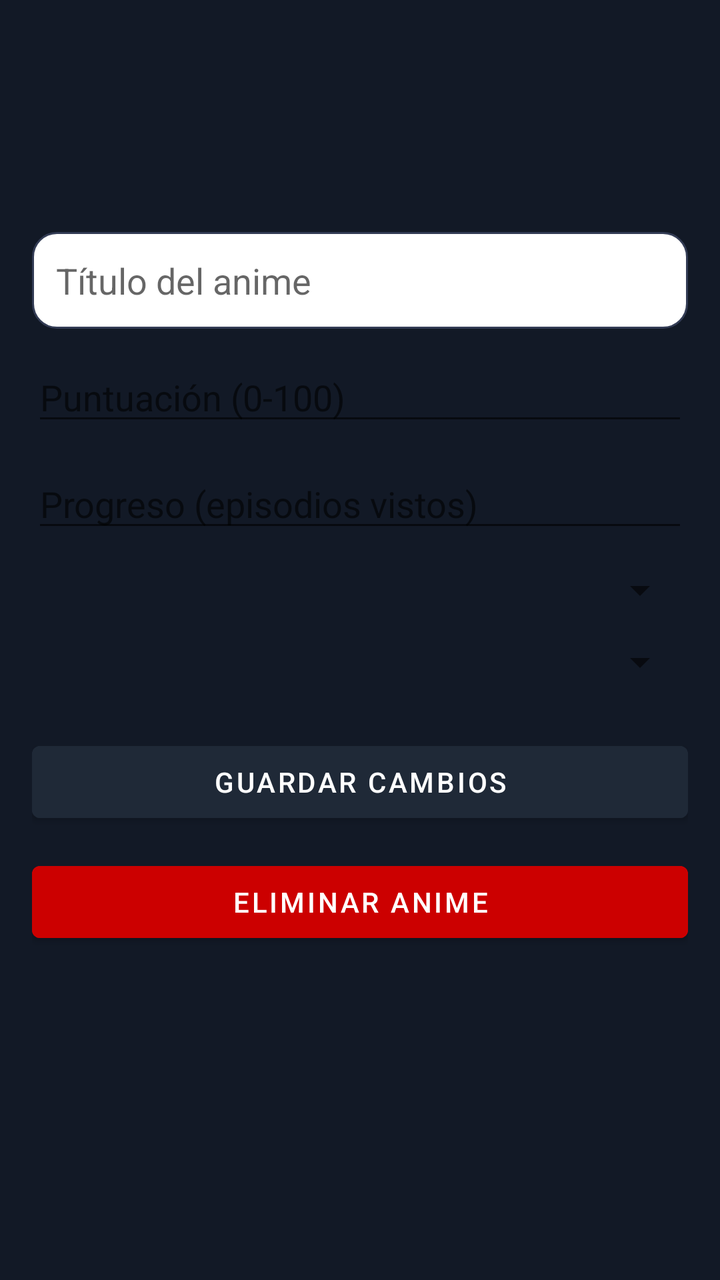
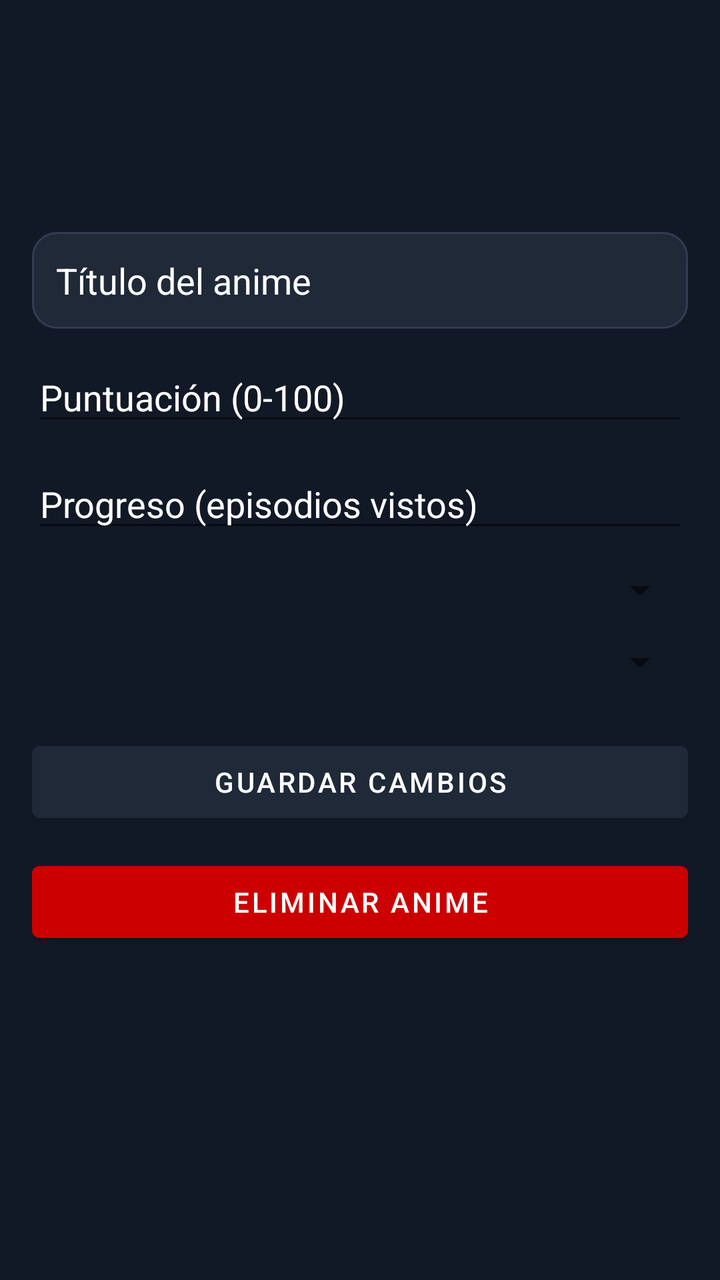

Two renders of the same Android screen: before a commit and after it. Below are the layout's source before the change and the commit's diff.
<!-- AndroidManifest.xml: application theme Theme.YomiTrack -->
<!-- res/layout/fragment_edit_anime.xml -->
<?xml version="1.0" encoding="utf-8"?>
<ScrollView xmlns:android="http://schemas.android.com/apk/res/android"
    android:layout_width="match_parent"
    android:layout_height="match_parent"
    android:fillViewport="true"
    android:paddingTop="100dp"
    android:paddingBottom="80dp">

    <LinearLayout
        android:layout_width="match_parent"
        android:layout_height="wrap_content"
        android:orientation="vertical"
        android:padding="16dp">

        <EditText
            android:id="@+id/editTextAnimeTitle"
            android:layout_width="match_parent"
            android:layout_height="wrap_content"
            android:background="@drawable/edit_text_background"
            android:hint="Título del anime"
            android:inputType="text"
            android:padding="12dp" />

        <EditText
            android:id="@+id/editTextScore"
            android:layout_width="match_parent"
            android:layout_height="wrap_content"
            android:layout_marginTop="12dp"
            android:hint="Puntuación (0-100)"
            android:inputType="number" />

        <EditText
            android:id="@+id/editTextProgress"
            android:layout_width="match_parent"
            android:layout_height="wrap_content"
            android:layout_marginTop="12dp"
            android:hint="Progreso (episodios vistos)"
            android:inputType="number" />

        <Spinner
            android:id="@+id/spinnerStatus"
            android:layout_width="match_parent"
            android:layout_height="wrap_content"
            android:layout_marginTop="12dp"
            android:padding="8dp" />

        <Spinner
            android:id="@+id/spinnerType"
            android:layout_width="match_parent"
            android:layout_height="wrap_content"
            android:layout_marginTop="12dp"
            android:padding="8dp" />

        <Button
            android:id="@+id/buttonSaveAnime"
            android:layout_width="match_parent"
            android:layout_height="wrap_content"
            android:layout_marginTop="24dp"
            android:backgroundTint="@color/primary"
            android:text="Guardar cambios"
            android:textColor="@android:color/white" />

        <Button
            android:id="@+id/buttonDeleteAnime"
            android:layout_width="match_parent"
            android:layout_height="wrap_content"
            android:layout_marginTop="12dp"
            android:backgroundTint="@android:color/holo_red_dark"
            android:text="Eliminar anime"
            android:textColor="@android:color/white" />
    </LinearLayout>
</ScrollView>
<!-- resources referenced by this layout -->
<resources>
  <color name="primary">#1F2937</color>
  <!-- drawable edit_text_background (drawable) -->
  <?xml version="1.0" encoding="utf-8"?>
  <shape xmlns:android="http://schemas.android.com/apk/res/android"
      android:shape="rectangle">
  
      <solid android:color="@color/textPrimary" /> 
  
      <corners android:radius="12dp" /> 
  
      <padding
          android:left="12dp"
          android:top="8dp"
          android:right="12dp"
          android:bottom="8dp" />
  
      <stroke
          android:width="1dp"
          android:color="#333C55" /> 
  </shape>
  <style name="Theme.YomiTrack" parent="Base.Theme.YomiTrack" />
  <color name="textPrimary">#FFFFFF</color>
  <style name="Base.Theme.YomiTrack" parent="Theme.MaterialComponents.DayNight.NoActionBar">
          
          <item name="colorPrimary">@color/primary</item>
          <item name="colorPrimaryVariant">@color/primary</item>
          <item name="colorOnPrimary">@color/textPrimary</item>
          <item name="android:colorBackground">@color/background</item>
          <item name="colorOnBackground">@color/textPrimary</item>
  
          
          <item name="bottomNavigationStyle">@style/CustomBottomNav</item>
      </style>
  <color name="background">#121926</color>
  <style name="CustomBottomNav" parent="Widget.MaterialComponents.BottomNavigationView">
          <item name="android:background">@color/primary</item>
          <item name="itemIconTint">@color/textPrimary</item>
          <item name="itemTextColor">@color/textPrimary</item>
      </style>
</resources>

<!-- the commit's change to res/layout/fragment_edit_anime.xml (unified diff, before → after) -->
@@ -19,7 +19,9 @@
             android:background="@drawable/edit_text_background"
             android:hint="Título del anime"
             android:inputType="text"
-            android:padding="12dp" />
+            android:padding="12dp"
+            android:textColor="@android:color/white"
+            android:textColorHint="@android:color/white" />
 
         <EditText
             android:id="@+id/editTextScore"
@@ -27,7 +29,9 @@
             android:layout_height="wrap_content"
             android:layout_marginTop="12dp"
             android:hint="Puntuación (0-100)"
-            android:inputType="number" />
+            android:inputType="number"
+            android:textColor="@android:color/white"
+            android:textColorHint="@android:color/white" />
 
         <EditText
             android:id="@+id/editTextProgress"
@@ -35,21 +39,25 @@
             android:layout_height="wrap_content"
             android:layout_marginTop="12dp"
             android:hint="Progreso (episodios vistos)"
-            android:inputType="number" />
+            android:inputType="number"
+            android:textColor="@android:color/white"
+            android:textColorHint="@android:color/white" />
 
         <Spinner
             android:id="@+id/spinnerStatus"
             android:layout_width="match_parent"
             android:layout_height="wrap_content"
             android:layout_marginTop="12dp"
-            android:padding="8dp" />
+            android:padding="8dp"
+            android:popupBackground="@color/primary" />
 
         <Spinner
             android:id="@+id/spinnerType"
             android:layout_width="match_parent"
             android:layout_height="wrap_content"
             android:layout_marginTop="12dp"
-            android:padding="8dp" />
+            android:padding="8dp"
+            android:popupBackground="@color/primary" />
 
         <Button
             android:id="@+id/buttonSaveAnime"
<!-- resource entries referenced after the edit -->
@@ -6,7 +6,7 @@
   <shape xmlns:android="http://schemas.android.com/apk/res/android"
       android:shape="rectangle">
   
-      <solid android:color="@color/textPrimary" /> 
+      <solid android:color="@color/primary" /> 
   
       <corners android:radius="12dp" /> 
   
